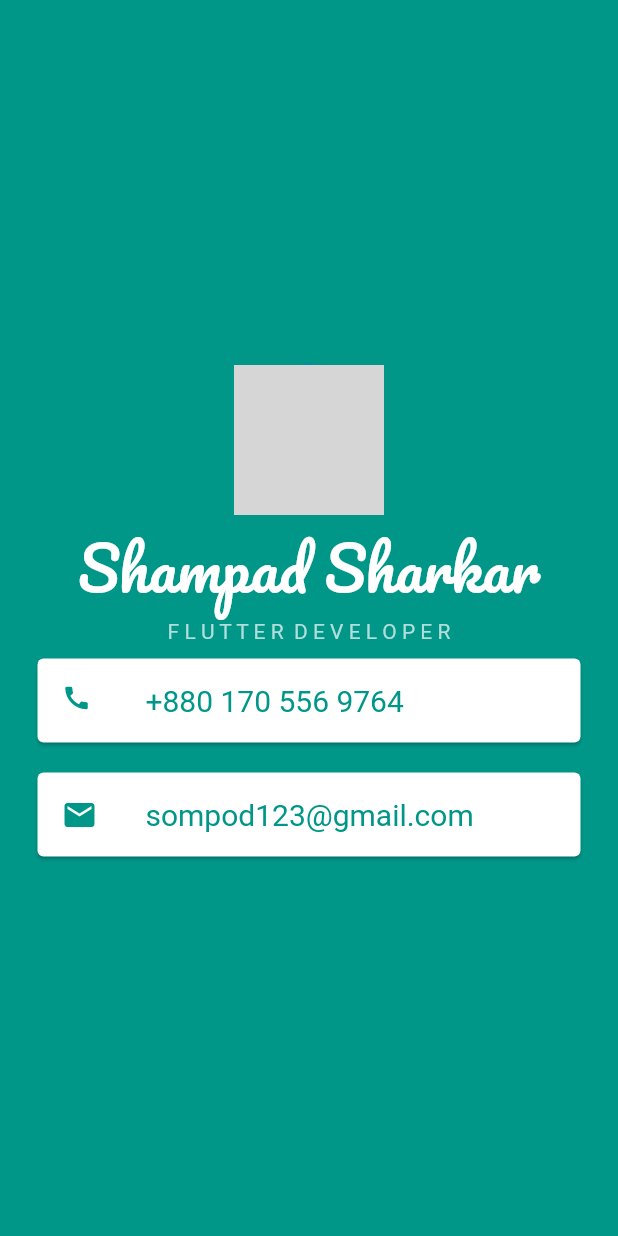
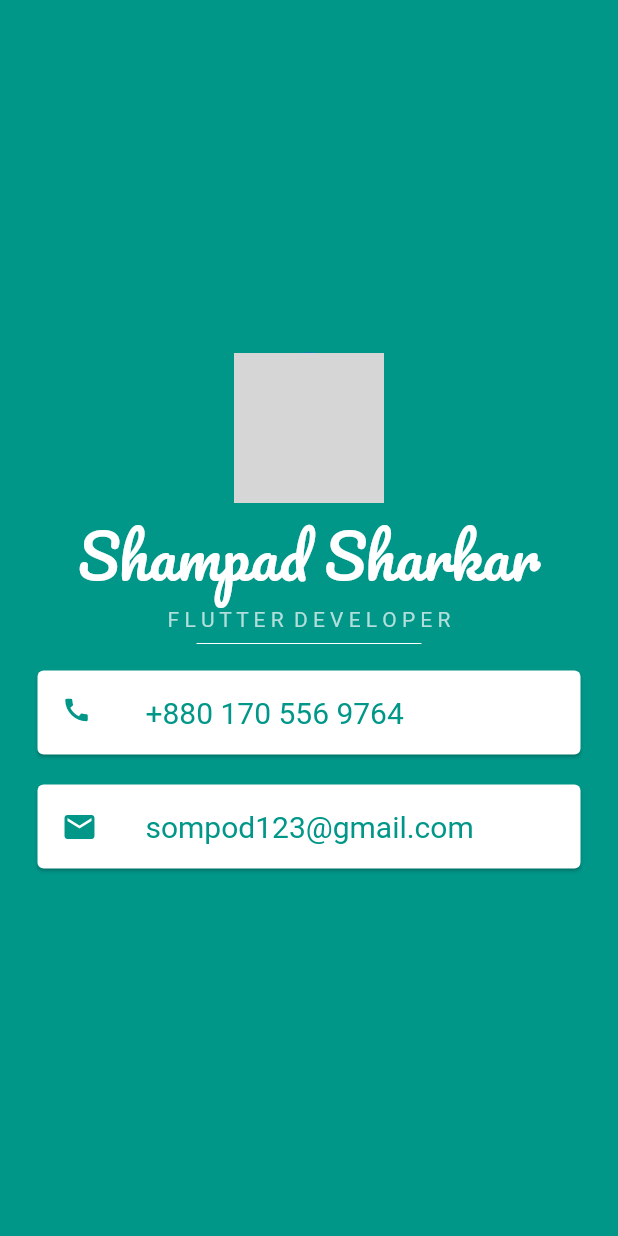
Before and after one commit to sompodsign/flutter_business_card, a Flutter app: the screen it shows after launch, on a phone screen of 412 x 824 dp. Run offline on Flutter 3.47's test engine with Material 2 defaults, Android fonts, the phone set to English and light mode, and no system bars; network calls fail; grey boxes are pictures that could not be loaded.

Commit message:
add divider

```diff
--- a/lib/main.dart
+++ b/lib/main.dart
@@ -37,6 +37,11 @@ class MyApp extends StatelessWidget {
                   color: Colors.teal.shade100,
                 ),
               ),
+              SizedBox(
+                  width: 150.0,
+                  child: Divider(
+                    color: Colors.white,
+                  )),
               Card(
                 color: Colors.white,
                 margin: EdgeInsets.symmetric(vertical: 10.0, horizontal: 25.0),
```
